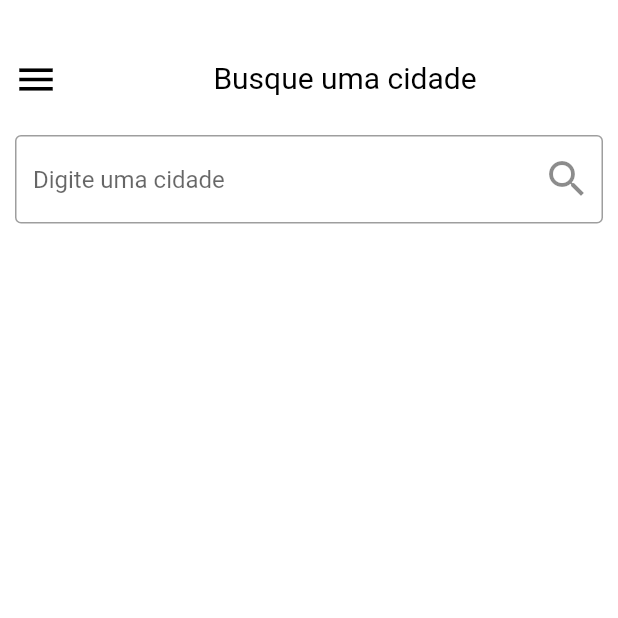
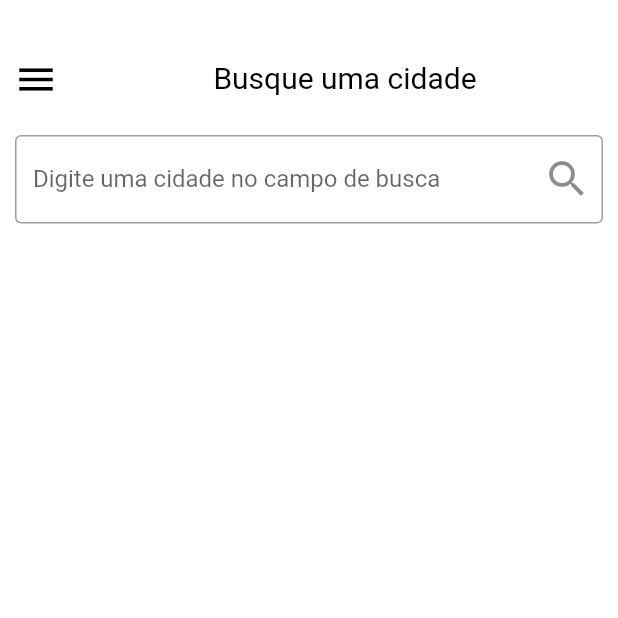
Before and after one commit to ednosmab/DevsTravel, a Flutter app: the SearchPage screen opened by its route, after a tap on the "menu" icon, after a tap on "Home", after a tap on the "search" icon, on a phone screen of 412 x 824 dp, the top half of it. Run offline on Flutter 3.47's test engine with Material 2 defaults, Android fonts, the phone set to English and light mode, and no system bars; network calls fail; Roboto replaces fonts that are missing (Helvetica Neue).

Commit message:
Construindo acessibilidade em menu e campo de busca da cidade

```diff
--- a/lib/src/pages/searchpage.dart
+++ b/lib/src/pages/searchpage.dart
@@ -50,6 +50,7 @@ class _SearchPage extends State<SearchPage> {
                         doSearch(context, text);
                       },
                       decoration: InputDecoration(
+                          labelText: 'Digite uma cidade no campo de busca',
                           hintText: 'Digite uma cidade',
                           border: OutlineInputBorder(),
                           suffixIcon: Icon(
--- a/lib/src/partials/customdrawer.dart
+++ b/lib/src/partials/customdrawer.dart
@@ -20,6 +20,7 @@ class _CustomDrawer extends State<CustomDrawer> {
   @override
   Widget build(BuildContext context) {
     return Drawer(
+      semanticLabel: 'Menu de navegação',
       child: ListView(
         padding: EdgeInsets.zero,
         children: [
```
